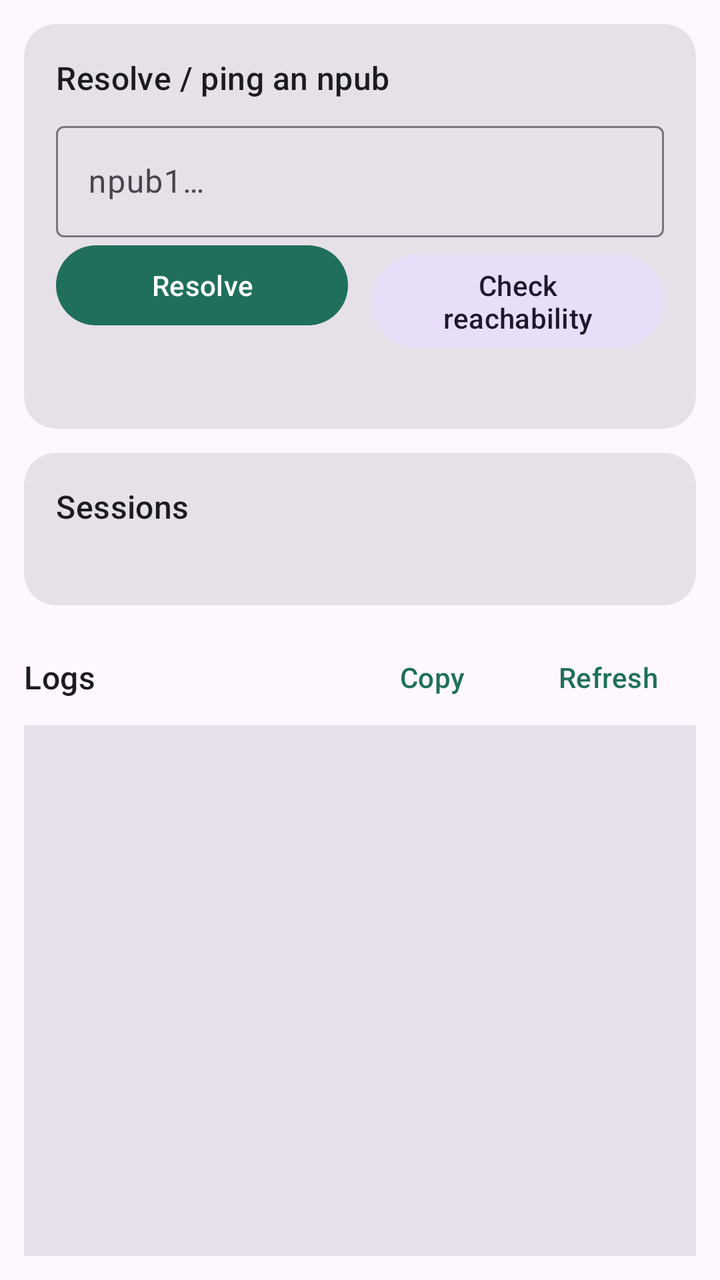
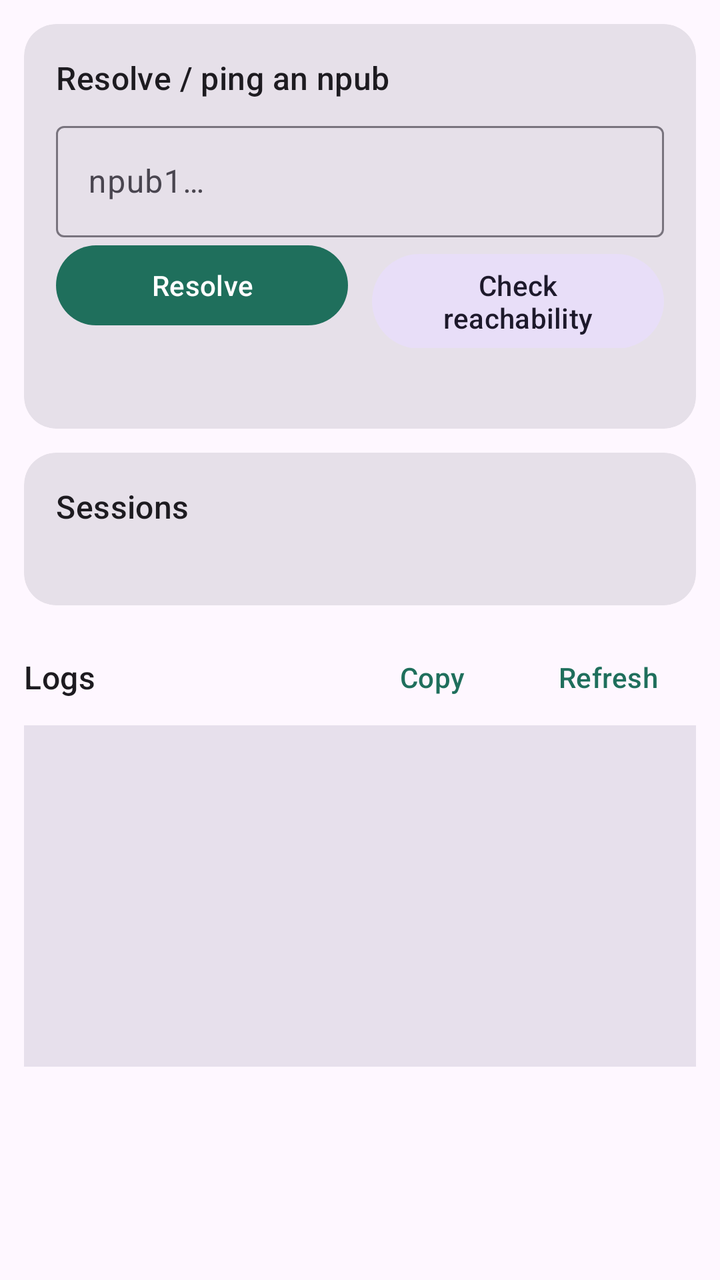

Two renders of the same Android screen: before a commit and after it. Below are the layout's source before the change and the commit's diff.
<!-- AndroidManifest.xml: application theme Theme.Fips -->
<!-- res/layout/fragment_troubleshoot.xml -->
<?xml version="1.0" encoding="utf-8"?>
<LinearLayout xmlns:android="http://schemas.android.com/apk/res/android"
    xmlns:app="http://schemas.android.com/apk/res-auto"
    android:layout_width="match_parent"
    android:layout_height="match_parent"
    android:orientation="vertical"
    android:clipToPadding="false"
    android:padding="12dp"
    android:paddingBottom="88dp">

    
    <com.google.android.material.card.MaterialCardView
        style="@style/Widget.Material3.CardView.Filled"
        android:layout_width="match_parent"
        android:layout_height="wrap_content"
        android:layout_marginBottom="12dp"
        app:cardCornerRadius="16dp">

        <LinearLayout
            android:layout_width="match_parent"
            android:layout_height="wrap_content"
            android:orientation="vertical"
            android:padding="16dp">

            <TextView
                android:layout_width="wrap_content"
                android:layout_height="wrap_content"
                android:text="Resolve / ping an npub"
                android:textAppearance="?attr/textAppearanceTitleMedium" />

            <com.google.android.material.textfield.TextInputLayout
                style="@style/Widget.Material3.TextInputLayout.OutlinedBox"
                android:layout_width="match_parent"
                android:layout_height="wrap_content"
                android:layout_marginTop="8dp"
                android:hint="npub1…">
                <com.google.android.material.textfield.TextInputEditText
                    android:id="@+id/probe_npub"
                    android:layout_width="match_parent"
                    android:layout_height="wrap_content"
                    android:inputType="text" />
            </com.google.android.material.textfield.TextInputLayout>

            <LinearLayout
                android:layout_width="match_parent"
                android:layout_height="wrap_content"
                android:orientation="horizontal">

                <com.google.android.material.button.MaterialButton
                    android:id="@+id/resolve"
                    android:layout_width="0dp"
                    android:layout_height="wrap_content"
                    android:layout_weight="1"
                    android:layout_marginEnd="6dp"
                    android:text="Resolve" />

                <com.google.android.material.button.MaterialButton
                    android:id="@+id/reachability"
                    style="@style/Widget.Material3.Button.TonalButton"
                    android:layout_width="0dp"
                    android:layout_height="wrap_content"
                    android:layout_weight="1"
                    android:layout_marginStart="6dp"
                    android:text="Check reachability" />
            </LinearLayout>

            <TextView
                android:id="@+id/probe_result"
                android:layout_width="match_parent"
                android:layout_height="wrap_content"
                android:layout_marginTop="8dp"
                android:fontFamily="monospace"
                android:textIsSelectable="true"
                android:textSize="12sp" />
        </LinearLayout>
    </com.google.android.material.card.MaterialCardView>

    
    <com.google.android.material.card.MaterialCardView
        style="@style/Widget.Material3.CardView.Filled"
        android:layout_width="match_parent"
        android:layout_height="wrap_content"
        android:layout_marginBottom="12dp"
        app:cardCornerRadius="16dp">

        <LinearLayout
            android:layout_width="match_parent"
            android:layout_height="wrap_content"
            android:orientation="vertical"
            android:padding="16dp">

            <TextView
                android:layout_width="wrap_content"
                android:layout_height="wrap_content"
                android:text="Sessions"
                android:textAppearance="?attr/textAppearanceTitleMedium" />

            <TextView
                android:id="@+id/sessions_view"
                android:layout_width="match_parent"
                android:layout_height="wrap_content"
                android:layout_marginTop="8dp"
                android:fontFamily="monospace"
                android:textIsSelectable="true"
                android:textSize="11sp" />
        </LinearLayout>
    </com.google.android.material.card.MaterialCardView>

    
    <LinearLayout
        android:layout_width="match_parent"
        android:layout_height="wrap_content"
        android:gravity="center_vertical"
        android:orientation="horizontal">

        <TextView
            android:layout_width="0dp"
            android:layout_height="wrap_content"
            android:layout_weight="1"
            android:text="Logs"
            android:textAppearance="?attr/textAppearanceTitleMedium" />

        <com.google.android.material.button.MaterialButton
            android:id="@+id/copy_logs"
            style="@style/Widget.Material3.Button.TextButton"
            android:layout_width="wrap_content"
            android:layout_height="wrap_content"
            android:text="Copy" />

        <com.google.android.material.button.MaterialButton
            android:id="@+id/refresh_logs"
            style="@style/Widget.Material3.Button.TextButton"
            android:layout_width="wrap_content"
            android:layout_height="wrap_content"
            android:text="Refresh" />
    </LinearLayout>

    <ScrollView
        android:id="@+id/log_scroll"
        android:layout_width="match_parent"
        android:layout_height="0dp"
        android:layout_weight="1"
        android:background="?attr/colorSurfaceVariant"
        android:padding="8dp">

        <TextView
            android:id="@+id/log_view"
            android:layout_width="match_parent"
            android:layout_height="wrap_content"
            android:fontFamily="monospace"
            android:textIsSelectable="true"
            android:textSize="10sp" />
    </ScrollView>
</LinearLayout>
<!-- resources referenced by this layout -->
<resources>
  <style name="Theme.Fips" parent="Theme.Material3.DayNight.NoActionBar">
          <item name="colorPrimary">@color/fips_primary</item>
          <item name="colorOnPrimary">@color/fips_on_primary</item>
          <item name="colorPrimaryContainer">@color/fips_primary_container</item>
          <item name="colorOnPrimaryContainer">@color/fips_on_primary_container</item>
          <item name="colorSecondary">@color/fips_secondary</item>
          <item name="android:statusBarColor">?attr/colorSurface</item>
      </style>
  <color name="fips_primary">#1F6F5C</color>
  <color name="fips_on_primary">#FFFFFF</color>
  <color name="fips_primary_container">#A6F2DC</color>
  <color name="fips_on_primary_container">#002019</color>
  <color name="fips_secondary">#4A635B</color>
</resources>

<!-- the commit's change to res/layout/fragment_troubleshoot.xml (unified diff, before → after) -->
@@ -5,7 +5,8 @@
     android:layout_height="match_parent"
     android:orientation="vertical"
     android:clipToPadding="false"
-    android:padding="12dp"
+    android:paddingHorizontal="12dp"
+    android:paddingTop="12dp"
     android:paddingBottom="88dp">
 
     
@@ -151,4 +152,13 @@
             android:textIsSelectable="true"
             android:textSize="10sp" />
     </ScrollView>
+
+    <TextView
+        android:id="@+id/app_version"
+        android:layout_width="wrap_content"
+        android:layout_height="wrap_content"
+        android:layout_gravity="center_horizontal"
+        android:paddingTop="4dp"
+        android:textColor="?android:attr/textColorSecondary"
+        android:textSize="11sp" />
 </LinearLayout>
